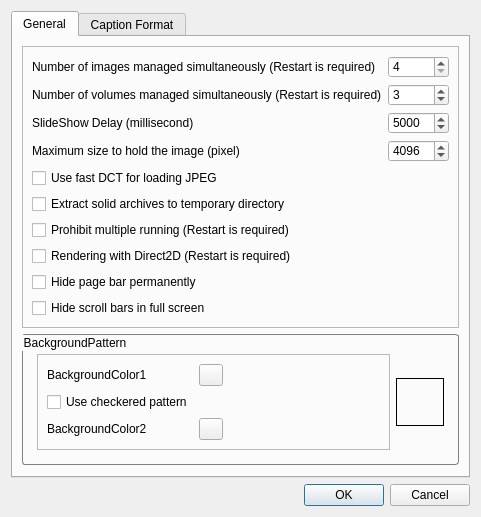
kanryu/quickviewer, file QuickViewer/src/optionsdialog.ui: the form before one commit.
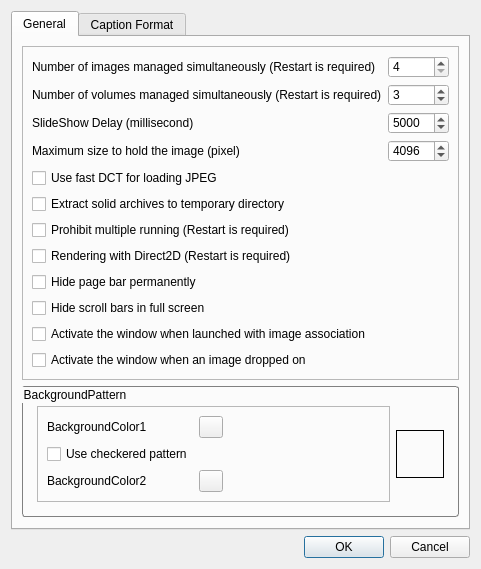
The form after the commit.

Commit message: - support to activate the window when run with file association - support to activate the window when image file dropped

```diff
--- a/QuickViewer/src/optionsdialog.ui
+++ b/QuickViewer/src/optionsdialog.ui
@@ -6,8 +6,8 @@
    <rect>
     <x>0</x>
     <y>0</y>
-    <width>467</width>
-    <height>468</height>
+    <width>458</width>
+    <height>512</height>
    </rect>
   </property>
   <property name="windowTitle">
@@ -217,6 +217,20 @@
             </property>
            </widget>
           </item>
+          <item row="10" column="0" colspan="2">
+           <widget class="QCheckBox" name="checkBoxTopWindowWhenRunWithAssoc">
+            <property name="text">
+             <string comment="Check box to activate the window when activated by image association">Activate the window when launched with image association</string>
+            </property>
+           </widget>
+          </item>
+          <item row="11" column="0" colspan="2">
+           <widget class="QCheckBox" name="checkBoxTopWindowWhenDropped">
+            <property name="text">
+             <string comment="Check box to activate the window when an image dropped on">Activate the window when an image dropped on</string>
+            </property>
+           </widget>
+          </item>
          </layout>
         </widget>
        </item>
```
Left out of the diff: 3 changed lines with no effect on the pictures. The commit also changes 8 other files.
